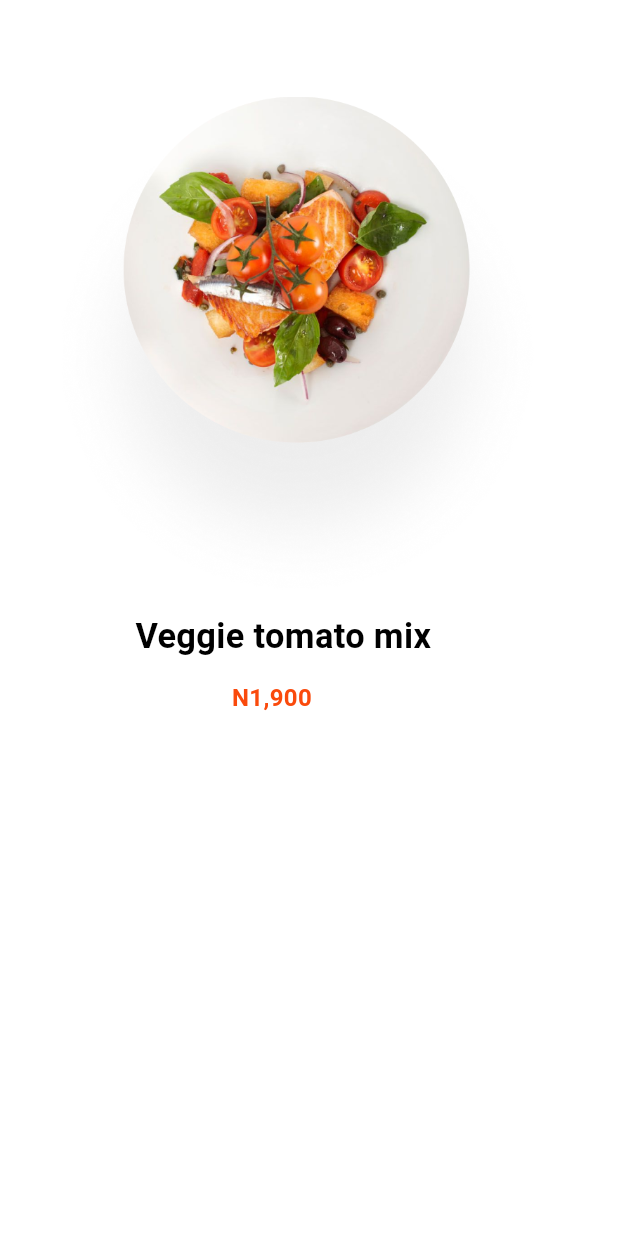
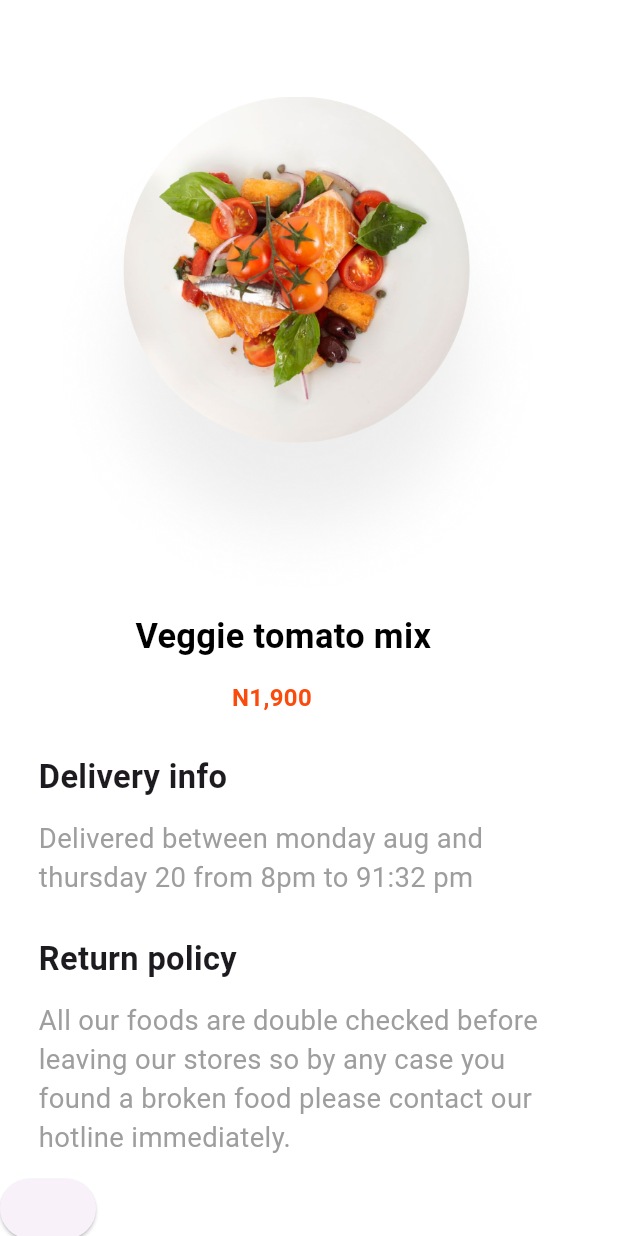
Before and after one commit to anuj-1637/food_delivery_app, a Flutter app: the Food_Items_Screen screen opened directly, on a phone screen of 412 x 824 dp. Run offline on Flutter 3.47's test engine with Material 3 defaults, Android fonts, the phone set to English and light mode, and no system bars; our stand-ins replace flutter_screenutil, flutter_svg, font_awesome_flutter, rive; project files that could hold a hidden picture were left out.

Commit message:
food app

```diff
--- a/lib/bottom_nav_screens/food_items_scrren.dart
+++ b/lib/bottom_nav_screens/food_items_scrren.dart
@@ -40,6 +40,40 @@ class _Food_Items_Screen extends State<Food_Items_Screen> {
               ),
             ),
           ),
+          SizedBox(height: 20.h),
+          Padding(
+            padding: EdgeInsets.only(left: 20.h),
+            child: Text(
+              "Delivery info",
+              style: TextStyle(fontSize: 19.sp, fontWeight: FontWeight.bold),
+            ),
+          ),
+          SizedBox(height: 10.h),
+          Padding(
+            padding: EdgeInsets.only(left: 20.h),
+            child: Text(
+              "Delivered between monday aug and\nthursday 20 from 8pm to 91:32 pm",
+              style: TextStyle(color: Colors.grey, fontSize: 16.sp),
+            ),
+          ),
+          SizedBox(height: 20.h),
+          Padding(
+            padding: EdgeInsets.only(left: 20.h),
+            child: Text(
+              "Return policy",
+              style: TextStyle(fontSize: 19.sp, fontWeight: FontWeight.bold),
+            ),
+          ),
+          SizedBox(height: 10.h),
+          Padding(
+            padding: EdgeInsets.only(left: 20.h),
+            child: Text(
+              "All our foods are double checked before\nleaving our stores so by any case you\nfound a broken food please contact our\nhotline immediately.",
+              style: TextStyle(color: Colors.grey, fontSize: 16.sp),
+            ),
+          ),
+          SizedBox(height: 10),
+          ElevatedButton(onPressed: () {}, child: Text('')),
         ],
       ),
     );
```
